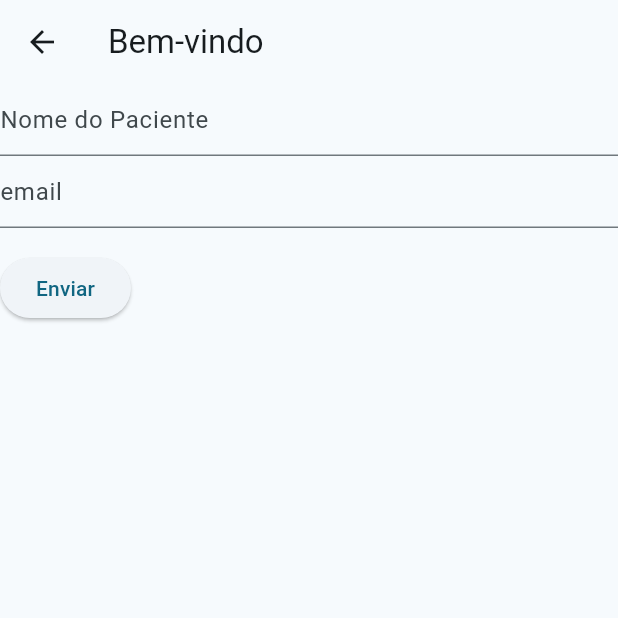
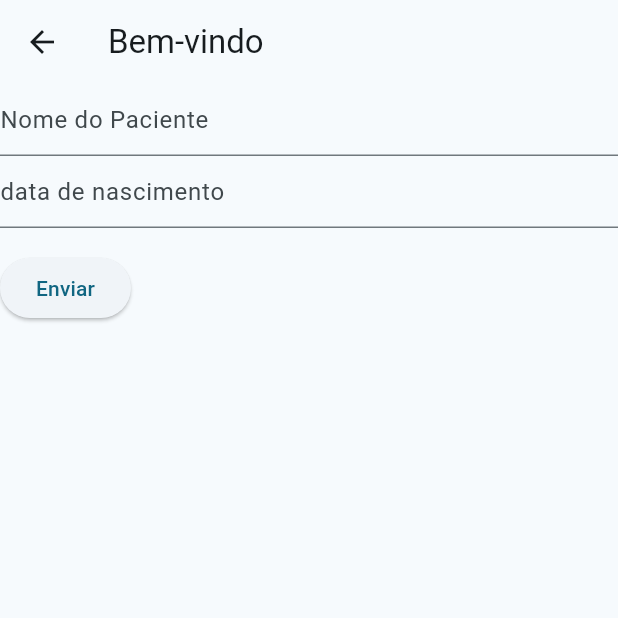
Before and after one commit to gihr0cha/demologin, a Flutter app: the PacientePage screen opened by its route, after a tap on the "add" icon, on a phone screen of 412 x 824 dp, the top half of it. Run offline on Flutter 3.47's test engine with Material 3 defaults, Android fonts, the phone set to English and light mode, and no system bars; our stand-ins replace firebase_auth, firebase_core, firebase_database; accounts and stored records are empty.

Commit message:
chore: Update registration form to use 'datanascimentopaciente' field instead of 'emailpaciente'

```diff
--- a/lib/listaPacientes.dart
+++ b/lib/listaPacientes.dart
@@ -62,11 +62,14 @@ class _PacientePageState extends State<PacientePage> {
           child: const Icon(Icons.add),
         ),
         body: StreamBuilder(
-            stream: database.ref().child('cadastrados').onValue,
+            stream: database.ref().child(fisio).onValue,
             builder: (BuildContext context, AsyncSnapshot snapshot) {
+              print(database.ref().child('pacientes').onValue);
+              print(snapshot);
               if (snapshot.hasData && snapshot.data?.snapshot.value != null) {
                 Map<dynamic, dynamic> map = snapshot.data!.snapshot.value;
                 Map<String, dynamic> formattedMap = {};
+                print(snapshot);
                 map.forEach((key, value) {
                   formattedMap[key.toString()] = value;
                 });
@@ -76,9 +79,9 @@ class _PacientePageState extends State<PacientePage> {
                   itemBuilder: (context, index) {
                     try {
                       var outerData = formattedMap.values.toList()[index];
-                      var patientData = outerData['paciente'];
-                      String nome = patientData.keys.first;
-                      String email = patientData.values.first;
+                      var patientData = outerData['pacientes'];
+                      String nome = patientData['nomepaciente'];
+                      String dataNascimento = patientData['datanascimento'];
                       return InkWell(
                         onTap: () {
                           Navigator.push(
@@ -89,7 +92,7 @@ class _PacientePageState extends State<PacientePage> {
                         },
                         child: ListTile(
                           title: Text(nome),
-                          subtitle: Text(email),
+                          subtitle: Text(dataNascimento),
                         ),
                       );
                     } catch (e) {
--- a/lib/registrodb.dart
+++ b/lib/registrodb.dart
@@ -21,7 +21,8 @@ class RegistroDBState extends State<RegistroDB> {
 
   FirebaseDatabase database = FirebaseDatabase.instance;
   String? nomepaciente;
-  String? emailpaciente;
+  String? datanascimentopaciente;
+  String fisio = 'fisioterapeutas/${FirebaseAuth.instance.currentUser?.displayName}';
 
 
   bool validateAndSave() {
@@ -29,7 +30,7 @@ class RegistroDBState extends State<RegistroDB> {
     if (form!.validate()) {
       form.save();
       print(nomepaciente);
-      print(emailpaciente);
+      print(datanascimentopaciente);
       return true;
     } else {
       return false;
@@ -38,9 +39,8 @@ class RegistroDBState extends State<RegistroDB> {
 
   void validateAndSubmit() {
     if (validateAndSave()) {
-      database.ref().child('cadastrados').push().set({
-        'fisio': user?.displayName,
-        'paciente': {nomepaciente: nomepaciente, emailpaciente: emailpaciente}
+      database.ref().child(fisio).push().set({
+        'pacientes': {'nomepaciente': nomepaciente, 'datanascimento': datanascimentopaciente}
       }
       );
     print(database);
@@ -71,10 +71,10 @@ class RegistroDBState extends State<RegistroDB> {
             ),
              TextFormField(
               decoration: const InputDecoration(
-                hintText: 'email',
+                hintText: 'data de nascimento',
               ),
               validator: (value) => value!.isEmpty ? 'inválido' : null,
-              onSaved: (newValue) => emailpaciente = newValue,
+              onSaved: (newValue) => datanascimentopaciente = newValue,
             ),
             Padding(
               padding: const EdgeInsets.symmetric(vertical: 16.0),
```
